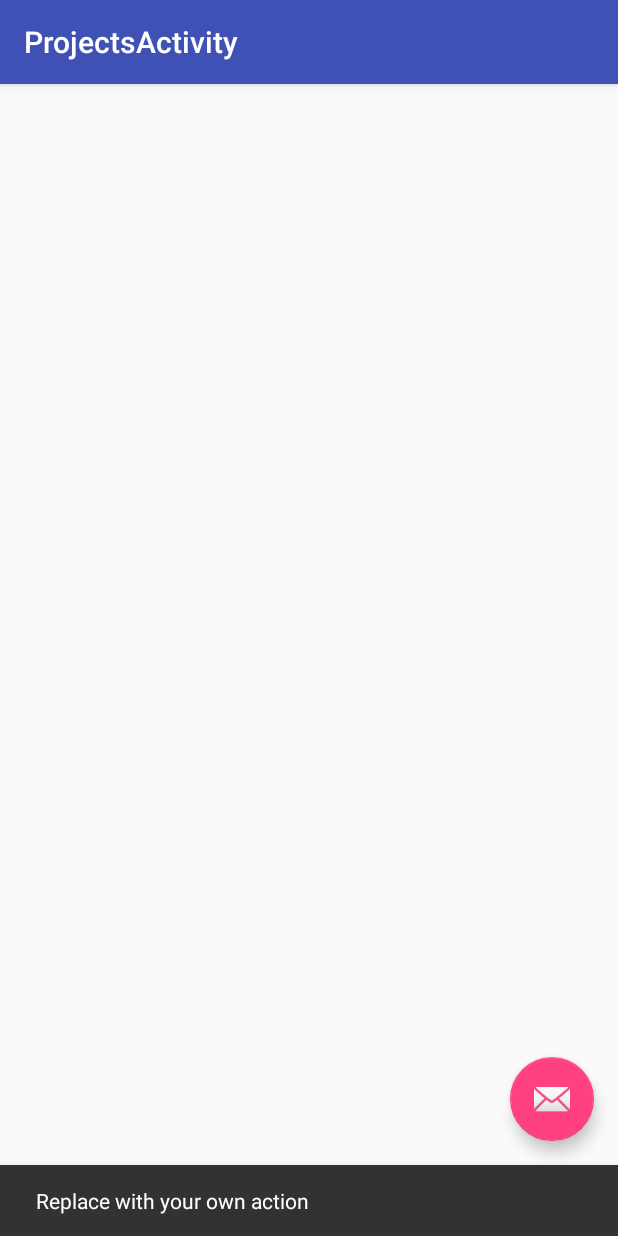
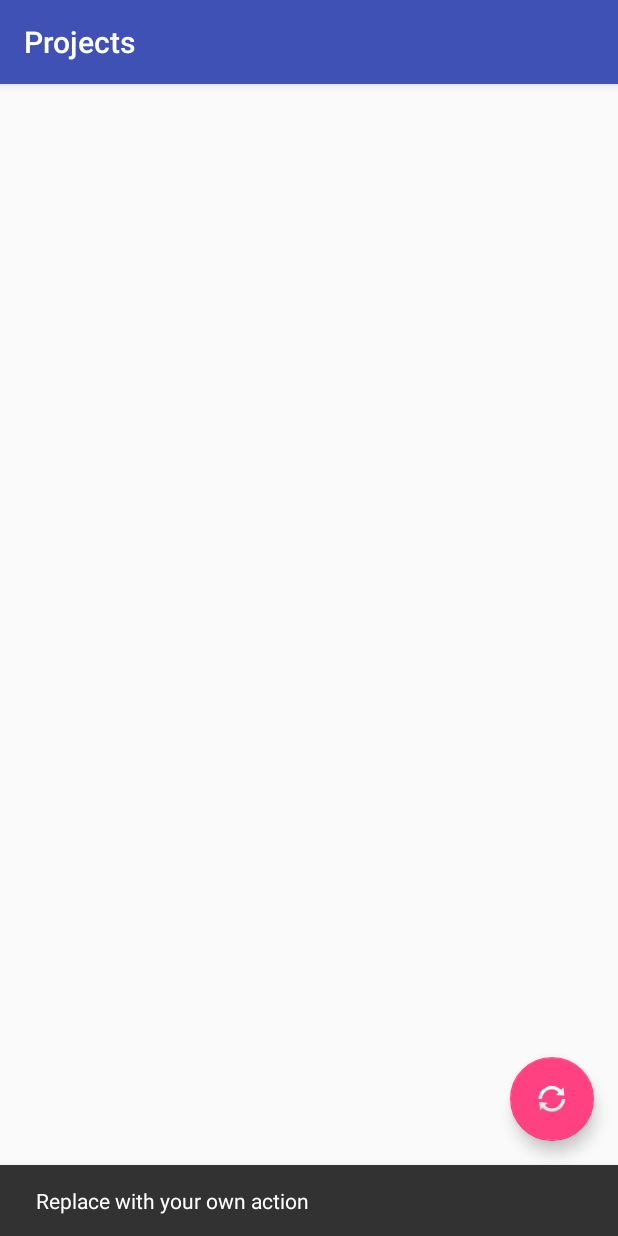
Before and after one commit to Pakistanp/ProjectManager, an Android app: the ProjectsActivity screen opened directly, with no data from a screen before it, after a tap on an icon or button, on a phone screen of 412 x 824 dp. Run offline under Robolectric (Android 15) with nearby library versions, the phone set to English and light mode, and no system bars.

Commit message:
Edit ProjectsActivity view

```diff
--- a/app/src/main/res/layout/activity_projects.xml
+++ b/app/src/main/res/layout/activity_projects.xml
@@ -28,6 +28,6 @@
         android:layout_height="wrap_content"
         android:layout_gravity="bottom|end"
         android:layout_margin="@dimen/fab_margin"
-        app:srcCompat="@android:drawable/ic_dialog_email" />
+        app:srcCompat="@android:drawable/ic_popup_sync" />
 
 </android.support.design.widget.CoordinatorLayout>
--- a/app/src/main/res/values/strings.xml
+++ b/app/src/main/res/values/strings.xml
@@ -4,5 +4,7 @@
     <string name="action_sign_in">Sign in</string>
     <string name="text_login">Login</string>
     <string name="text_password">Password</string>
-    <string name="title_activity_projects">ProjectsActivity</string>
+    <string name="title_activity_projects">Projects</string>
+    <string name="action_logout">Logout</string>
+    <string name="action_new_project">New project</string>
 </resources>
```
